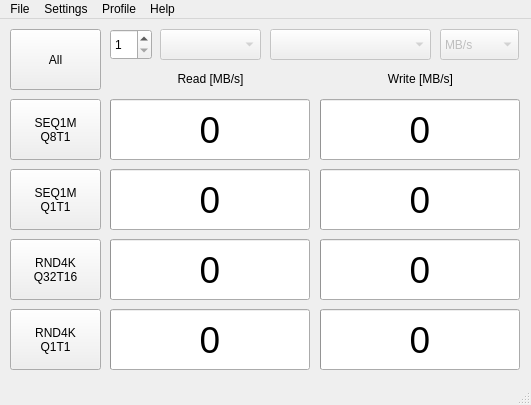
Old version of the form mainwindow.ui in the repository JonMagon/KDiskMark.
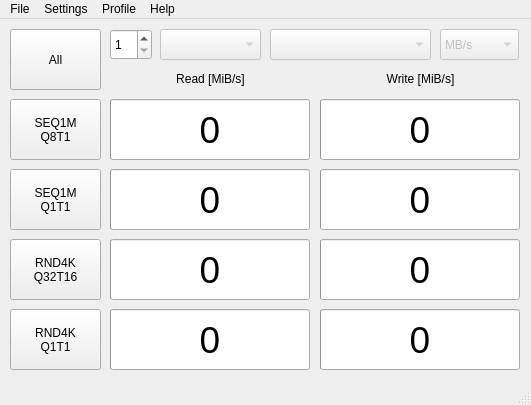
New version of the form.

```diff
--- a/mainwindow.ui
+++ b/mainwindow.ui
@@ -109,7 +109,7 @@
      </rect>
     </property>
     <property name="text">
-     <string>&lt;p align=&quot;center&quot;&gt;Read [MB/s]&lt;/p&gt;</string>
+     <string>&lt;p align=&quot;center&quot;&gt;Read [MiB/s]&lt;/p&gt;</string>
     </property>
    </widget>
    <widget class="QPushButton" name="pushButton_SEQ1M_Q8T1">
@@ -160,7 +160,7 @@
      </rect>
     </property>
     <property name="text">
-     <string>&lt;p align=&quot;center&quot;&gt;Write [MB/s]&lt;/p&gt;</string>
+     <string>&lt;p align=&quot;center&quot;&gt;Write [MiB/s]&lt;/p&gt;</string>
     </property>
    </widget>
    <widget class="QComboBox" name="comboBox_3">
```
